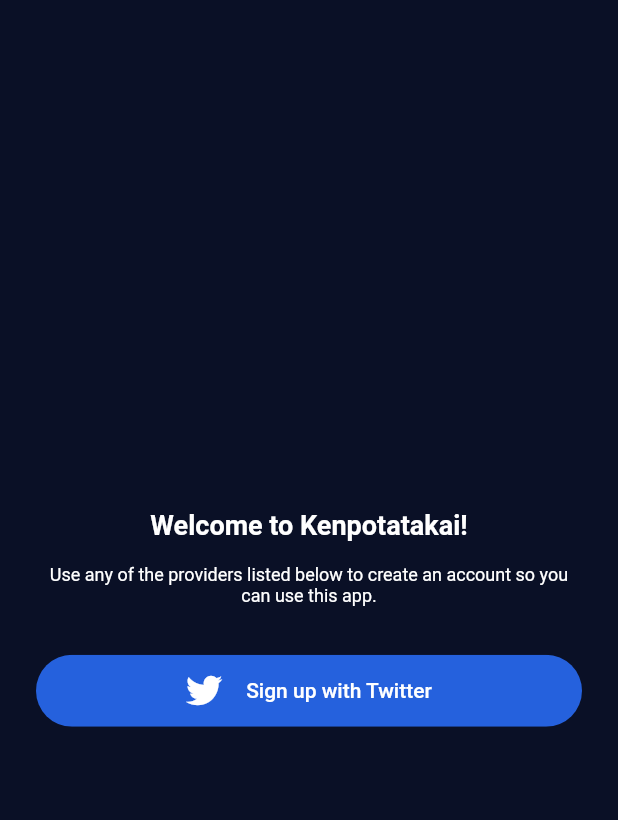
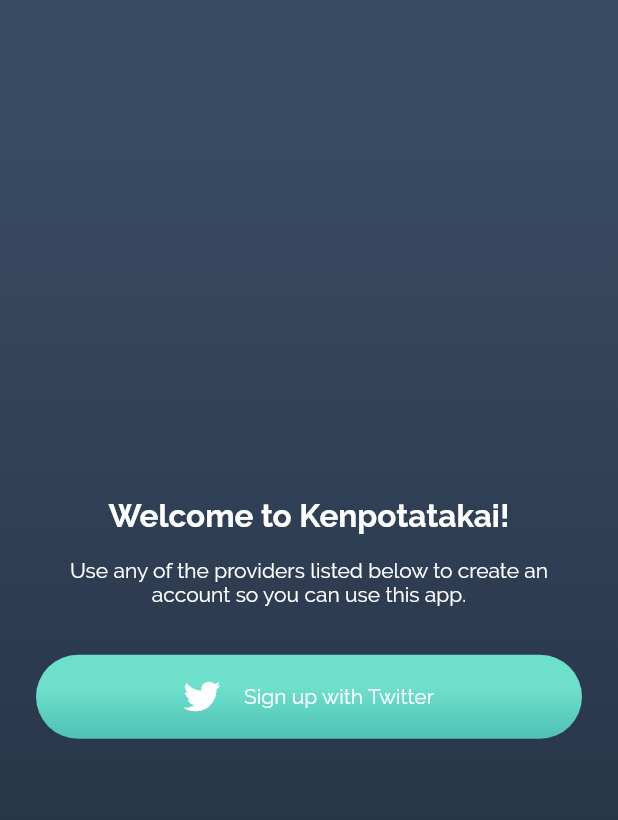
Before and after one commit to JordyLangen/ken-po-tatakai, a Flutter app: the screen it shows after launch, on a phone screen of 412 x 824 dp. Shown: the top 820 px of the screen. Run offline on Flutter 3.47's test engine with Material 2 defaults, Android fonts, the phone set to English and light mode, and no system bars; our stand-ins replace dio, flutter_redux, font_awesome_flutter, redux, redux_thunk; missing offline and left inert: flutter_webview_plugin; generated files the repository leaves out were written again.

Commit message:
Revamped some of the styling

```diff
--- a/app/lib/app.dart
+++ b/app/lib/app.dart
@@ -26,7 +26,8 @@ class _AppState extends State<App> {
             theme: new ThemeData(
                 brightness: Brightness.dark,
                 primaryColor: AppColors.primaryColor,
-                accentColor: AppColors.accentColor),
+                accentColor: AppColors.accentColor,
+                fontFamily: 'Raleway'),
             home: SignUpScreen(),
             // TODO: change this to the main view as soon as its developed
             initialRoute: Routes.SignUp,
--- a/app/lib/app_colors.dart
+++ b/app/lib/app_colors.dart
@@ -3,6 +3,8 @@ import 'dart:ui';
 import 'package:flutter/material.dart';
 
 class AppColors {
-  static const Color primaryColor = Color(0xFF0A1026);
-  static const Color accentColor = Color(0xFF2561DD);
+  static const Color primaryColor = Color(0xFF212d3f);
+  static const Color primaryColorLight = Color(0xFF394b63);
+  static const Color accentColor = Color(0xFF4fc1b6);
+  static const Color accentColorLight = Color(0xFF6ddfca);
 }
--- a/app/lib/signUp/profile/create_profile_screen.dart
+++ b/app/lib/signUp/profile/create_profile_screen.dart
@@ -6,6 +6,9 @@ import 'package:kenpotatakai/app_colors.dart';
 import 'package:kenpotatakai/redux/app_state.dart';
 import 'package:kenpotatakai/signUp/sign_up_state.dart';
 import 'package:kenpotatakai/signUp/sign_up_view_model.dart';
+import 'package:kenpotatakai/widgets/app_button.dart';
+import 'package:kenpotatakai/widgets/full_screen_loading_indicator.dart';
+import 'package:kenpotatakai/widgets/main_container.dart';
 
 class CreateProfileScreen extends StatefulWidget {
   @override
@@ -29,13 +32,13 @@ class _CreateProfileScreenState extends State<CreateProfileScreen> {
 
   Widget _build(BuildContext context, SignUpViewModel viewModel) {
     if (viewModel.status == SignUpStatus.retrievingProfile) {
-      return Scaffold(
-          body: Container(
-        child: Center(
-          child: CircularProgressIndicator(),
-        ),
-      ));
+      return FullScreenLoadingIndicator();
     } else {
+      return _buildForm(viewModel);
+    }
+  }
+
+  Widget _buildForm(SignUpViewModel viewModel) {
     if (_displayNameController == null) {
       _displayNameController = TextEditingController(text: viewModel.displayName);
     }
@@ -79,36 +82,23 @@ class _CreateProfileScreenState extends State<CreateProfileScreen> {
       },
     );
 
-      var registerButton = ClipRRect(
-          borderRadius: BorderRadius.circular(32.0),
-          child: FlatButton(
-              padding: EdgeInsets.all(0),
-              child: Container(
-                  padding: EdgeInsets.all(4),
-                  color: AppColors.accentColor,
-                  child: Row(
-                      mainAxisAlignment: MainAxisAlignment.center,
-                      crossAxisAlignment: CrossAxisAlignment.center,
-                      children: [
-                        Padding(
-                            padding: EdgeInsets.only(right: 16.0, top: 8.0, bottom: 8.0),
-                            child: Icon(
-                              FontAwesomeIcons.signInAlt,
-                              color: Colors.white,
-                            )),
-                        Text('Sign up', style: TextStyle(color: Colors.white))
-                      ])),
+    var registerButton = AppButton(
+      text: 'Sign up',
       onPressed: () {
         if (!viewModel.canBeSubmitted) {
           return null;
         }
-              }));
+      },
+    );
 
     return Scaffold(
       backgroundColor: AppColors.primaryColor,
-          body: Container(
+      body: MainContainer.primary(
+        child: Center(
           child: ListView(shrinkWrap: true, padding: EdgeInsets.only(left: 24.0, right: 24.0), children: [
-              SizedBox(height: 48.0),
+            Text('Create your profile',
+                style: TextStyle(fontSize: 21, fontWeight: FontWeight.bold), textAlign: TextAlign.center),
+            SizedBox(height: 24.0),
             avatar,
             SizedBox(height: 24.0),
             displayNameField,
@@ -117,7 +107,8 @@ class _CreateProfileScreenState extends State<CreateProfileScreen> {
             SizedBox(height: 24.0),
             registerButton
           ]),
-          ));
+        ),
+      ),
+    );
   }
 }
-}
--- a/app/lib/signUp/sign_up_screen.dart
+++ b/app/lib/signUp/sign_up_screen.dart
@@ -8,6 +8,8 @@ import 'package:kenpotatakai/redux/app_state.dart';
 import 'package:kenpotatakai/signUp/sign_up_state.dart';
 import 'package:kenpotatakai/signUp/sign_up_view_model.dart';
 import 'package:font_awesome_flutter/font_awesome_flutter.dart';
+import 'package:kenpotatakai/widgets/app_button.dart';
+import 'package:kenpotatakai/widgets/main_container.dart';
 
 class SignUpScreen extends StatefulWidget {
   @override
@@ -27,8 +29,7 @@ class _SignUpScreenState extends State<SignUpScreen> {
 
   Widget _build(BuildContext context, SignUpViewModel viewModel) {
     var body = _buildProviderOverview(viewModel);
-
-    return Scaffold(backgroundColor: AppColors.primaryColor, body: body);
+    return Scaffold(body: MainContainer.primary(child: body));
   }
 
   Widget _buildProviderOverview(SignUpViewModel viewModel) {
@@ -37,12 +38,12 @@ class _SignUpScreenState extends State<SignUpScreen> {
     return Center(
       child: ListView(shrinkWrap: true, padding: EdgeInsets.only(left: 24.0, right: 24.0), children: [
         Text('Welcome to Kenpotatakai!',
-            style: TextStyle(fontSize: 18, fontWeight: FontWeight.bold), textAlign: TextAlign.center),
+            style: TextStyle(fontSize: 21, fontWeight: FontWeight.bold), textAlign: TextAlign.center),
         SizedBox(height: 16.0),
         Text('Use any of the providers listed below to create an account so you can use this app.',
-            style: TextStyle(fontSize: 12), textAlign: TextAlign.center),
+            style: TextStyle(fontSize: 14), textAlign: TextAlign.center),
         SizedBox(height: 32.0),
-        twitterRow
+        twitterRow,
       ]),
     );
   }
@@ -51,30 +52,14 @@ class _SignUpScreenState extends State<SignUpScreen> {
     var providerName = capitalize(provider.toString().split('.').last);
     final text = 'Sign up with ' + providerName;
 
-    return ClipRRect(
-        borderRadius: BorderRadius.circular(32.0),
-        child: FlatButton(
-            padding: EdgeInsets.all(0),
-            child: Container(
-                padding: EdgeInsets.all(4),
-                color: AppColors.accentColor,
-                child: Row(
-                    mainAxisAlignment: MainAxisAlignment.center,
-                    crossAxisAlignment: CrossAxisAlignment.center,
-                    children: [
-                      Padding(
-                          padding: EdgeInsets.only(right: 16.0, top: 8.0, bottom: 8.0),
-                          child: Hero(
-                              tag: providerName.toLowerCase(),
-                              child: Icon(
-                                icon,
-                                color: Colors.white,
-                              ))),
-                      Text(text, style: TextStyle(color: Colors.white))
-                    ])),
-            onPressed: () {
-              viewModel.signUpAt(provider);
-              Navigator.pushNamed(context, Routes.SignUpAtProvider);
-            }));
+    return AppButton(
+      text: text,
+      icon: FontAwesomeIcons.twitter,
+      tag: providerName,
+      onPressed: () {
+        viewModel.signUpAt(provider);
+        Navigator.pushNamed(context, Routes.SignUpAtProvider);
+      },
+    );
   }
 }
--- /dev/null
+++ b/app/lib/widgets/app_button.dart
@@ -0,0 +1,72 @@
+import 'package:flutter/material.dart';
+import 'package:flutter/widgets.dart';
+import 'package:kenpotatakai/app_colors.dart';
+
+class AppButton extends StatelessWidget {
+  final String text;
+  final IconData icon;
+  final String tag;
+  final VoidCallback onPressed;
+
+  AppButton({Key key, this.text, this.icon, this.tag, this.onPressed}) : super(key: key);
+
+  @override
+  Widget build(BuildContext context) {
+    List<Widget> children = new List();
+
+    if (icon != null) {
+      var padding = EdgeInsets.only(right: 16.0, top: 8.0, bottom: 8.0);
+
+      var iconWidget = tag != null
+          ? Padding(
+              padding: padding,
+              child: Hero(
+                tag: tag,
+                child: Icon(
+                  icon,
+                  color: Colors.white,
+                ),
+              ),
+            )
+          : Padding(
+              padding: padding,
+              child: Icon(
+                icon,
+                color: Colors.white,
+              ),
+            );
+
+      children.add(iconWidget);
+    }
+
+    children.add(
+      Text(
+        text,
+        style: TextStyle(
+          color: Colors.white,
+          fontSize: 14.0,
+        ),
+      ),
+    );
+
+    return new InkWell(
+      onTap: onPressed,
+      child: Container(
+        height: 56.0,
+        decoration: new BoxDecoration(
+          borderRadius: new BorderRadius.circular(28.0),
+          gradient: LinearGradient(
+            colors: [AppColors.accentColorLight, AppColors.accentColor],
+            begin: Alignment.topCenter,
+            end: Alignment.bottomCenter,
+            stops: [0.4, 1.0],
+          ),
+        ),
+        child: Row(
+            mainAxisAlignment: MainAxisAlignment.center,
+            crossAxisAlignment: CrossAxisAlignment.center,
+            children: children),
+      ),
+    );
+  }
+}
--- /dev/null
+++ b/app/lib/widgets/full_screen_loading_indicator.dart
@@ -0,0 +1,15 @@
+import 'package:flutter/material.dart';
+import 'package:flutter/widgets.dart';
+import 'package:kenpotatakai/widgets/main_container.dart';
+
+class FullScreenLoadingIndicator extends StatelessWidget {
+  @override
+  Widget build(BuildContext context) {
+    return Scaffold(
+        body: MainContainer.primary(
+      child: Center(
+        child: CircularProgressIndicator(),
+      ),
+    ));
+  }
+}
--- /dev/null
+++ b/app/lib/widgets/main_container.dart
@@ -0,0 +1,38 @@
+import 'package:flutter/widgets.dart';
+import 'package:kenpotatakai/app_colors.dart';
+
+class MainContainer extends StatelessWidget {
+  final Widget child;
+  final List<Color> colors;
+  final List<double> stops;
+  final AlignmentGeometry begin;
+  final AlignmentGeometry end;
+
+  MainContainer({
+    Key key,
+    this.child,
+    this.colors,
+    this.stops,
+    this.begin = Alignment.topCenter,
+    this.end = Alignment.bottomCenter,
+  }) : super(key: key);
+
+  factory MainContainer.primary({Key key, Widget child}) {
+    return MainContainer(
+        key: key, child: child, colors: [AppColors.primaryColorLight, AppColors.primaryColor], stops: [0.1, 0.9]);
+  }
+
+  factory MainContainer.accent({Key key, Widget child}) {
+    return MainContainer(
+        key: key, child: child, colors: [AppColors.accentColorLight, AppColors.accentColor], stops: [0.0, 1.0]);
+  }
+
+  @override
+  Widget build(BuildContext context) {
+    return Container(
+      decoration: BoxDecoration(
+          gradient: LinearGradient(colors: this.colors, begin: this.begin, end: this.end, stops: this.stops)),
+      child: this.child,
+    );
+  }
+}
--- a/app/pubspec.yaml
+++ b/app/pubspec.yaml
@@ -31,3 +31,9 @@ dev_dependencies:
 
 flutter:
   uses-material-design: true
+  fonts:
+  - family: Raleway
+    fonts:
+    - asset: fonts/Raleway-Regular.ttf
+    - asset: fonts/Raleway-Bold.ttf
+      weight: 700
```
Also changed, not shown: app/fonts/Raleway-Bold.ttf (added), app/fonts/Raleway-Medium.ttf (added), app/fonts/Raleway-Regular.ttf (added). Lines whose indentation alone changed are shown as unchanged.
